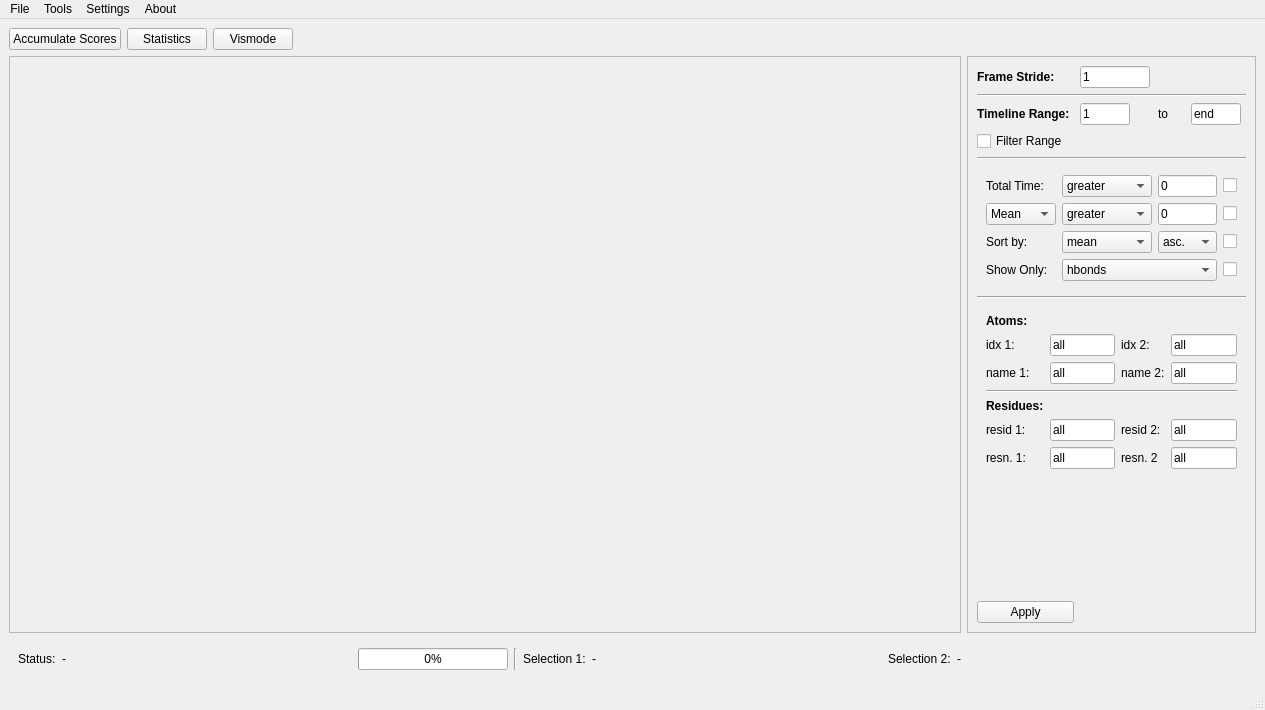
Above: PyContact/gui/MainQtGui.ui from maxscheurer/pycontact before the change. Below: the same form after it.
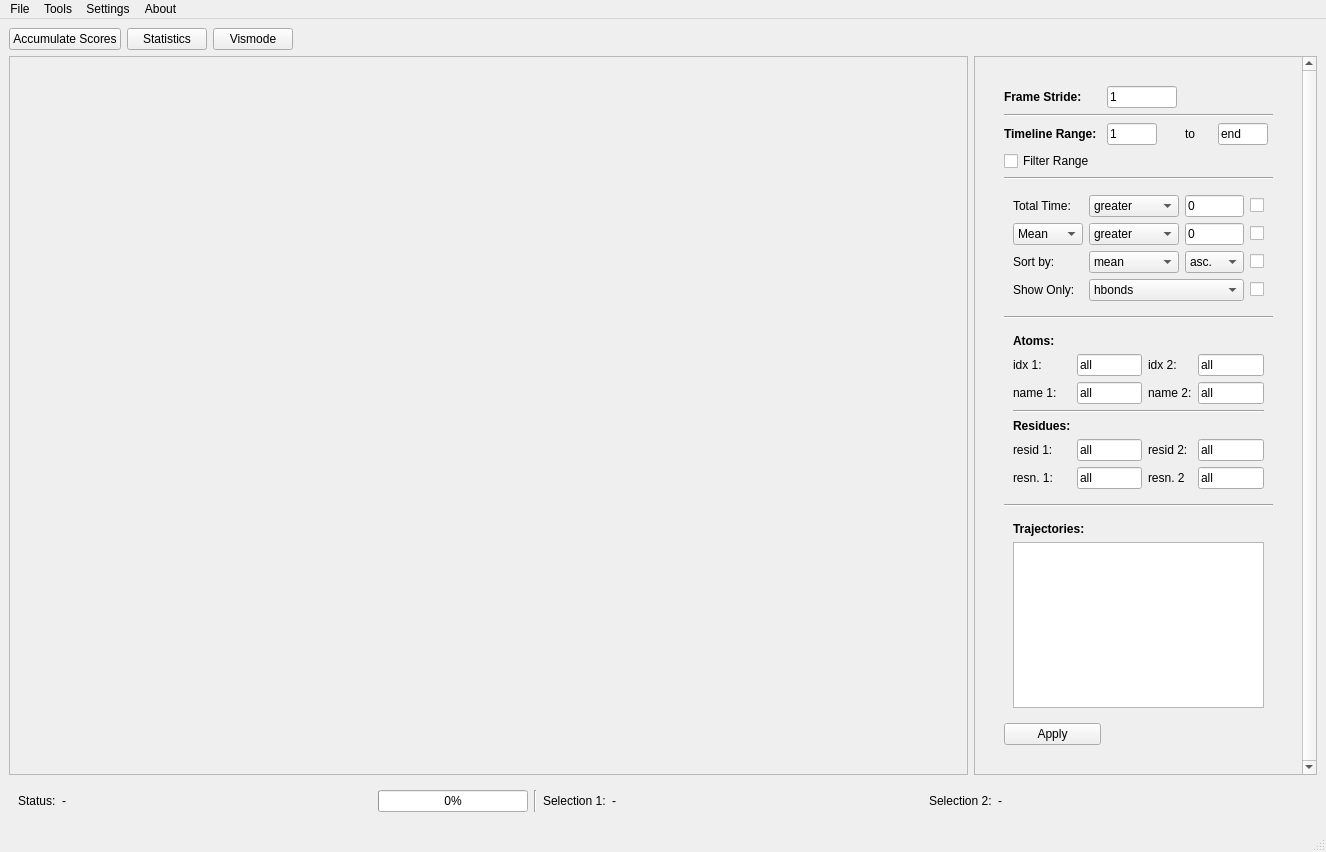
That is the form after the change.

Commit message: added trajectory table to MainWindow, made filterWidget scrollable

Patch:
```diff
--- a/PyContact/gui/MainQtGui.ui
+++ b/PyContact/gui/MainQtGui.ui
@@ -6,8 +6,8 @@
    <rect>
     <x>0</x>
     <y>0</y>
-    <width>1265</width>
-    <height>710</height>
+    <width>1326</width>
+    <height>852</height>
    </rect>
   </property>
   <property name="windowTitle">
@@ -22,7 +22,54 @@
       </property>
      </widget>
     </item>
-    <item row="3" column="0" colspan="10">
+    <item row="0" column="5">
+     <spacer name="horizontalSpacer">
+      <property name="orientation">
+       <enum>Qt::Horizontal</enum>
+      </property>
+      <property name="sizeHint" stdset="0">
+       <size>
+        <width>40</width>
+        <height>20</height>
+       </size>
+      </property>
+     </spacer>
+    </item>
+    <item row="0" column="0" colspan="2">
+     <widget class="QPushButton" name="analysisButton">
+      <property name="text">
+       <string>Accumulate Scores</string>
+      </property>
+     </widget>
+    </item>
+    <item row="0" column="2">
+     <widget class="QPushButton" name="statisticsButton">
+      <property name="text">
+       <string>Statistics</string>
+      </property>
+     </widget>
+    </item>
+    <item row="2" column="0" colspan="8">
+     <widget class="QScrollArea" name="scrollArea">
+      <property name="sizeAdjustPolicy">
+       <enum>QAbstractScrollArea::AdjustIgnored</enum>
+      </property>
+      <property name="widgetResizable">
+       <bool>true</bool>
+      </property>
+      <widget class="QWidget" name="scrollAreaWidgetContents">
+       <property name="geometry">
+        <rect>
+         <x>0</x>
+         <y>0</y>
+         <width>938</width>
+         <height>699</height>
+        </rect>
+       </property>
+      </widget>
+     </widget>
+    </item>
+    <item row="3" column="0" colspan="9">
      <widget class="QWidget" name="infoWidget" native="true">
       <property name="sizePolicy">
        <sizepolicy hsizetype="Preferred" vsizetype="Fixed">
@@ -129,64 +176,66 @@
       </layout>
      </widget>
     </item>
-    <item row="2" column="0" colspan="8">
-     <widget class="QScrollArea" name="scrollArea">
+    <item row="2" column="8">
+     <widget class="QScrollArea" name="scrollArea_2">
+      <property name="sizePolicy">
+       <sizepolicy hsizetype="Fixed" vsizetype="Expanding">
+        <horstretch>0</horstretch>
+        <verstretch>0</verstretch>
+       </sizepolicy>
+      </property>
+      <property name="maximumSize">
+       <size>
+        <width>16777215</width>
+        <height>16777215</height>
+       </size>
+      </property>
+      <property name="verticalScrollBarPolicy">
+       <enum>Qt::ScrollBarAlwaysOn</enum>
+      </property>
+      <property name="horizontalScrollBarPolicy">
+       <enum>Qt::ScrollBarAlwaysOff</enum>
+      </property>
       <property name="sizeAdjustPolicy">
-       <enum>QAbstractScrollArea::AdjustIgnored</enum>
+       <enum>QAbstractScrollArea::AdjustToContents</enum>
       </property>
       <property name="widgetResizable">
        <bool>true</bool>
       </property>
-      <widget class="QWidget" name="scrollAreaWidgetContents">
+      <widget class="QWidget" name="scrollAreaWidgetContents_6">
        <property name="geometry">
         <rect>
          <x>0</x>
          <y>0</y>
-         <width>911</width>
-         <height>549</height>
+         <width>350</width>
+         <height>731</height>
         </rect>
        </property>
-      </widget>
-     </widget>
-    </item>
-    <item row="0" column="2">
-     <widget class="QPushButton" name="statisticsButton">
-      <property name="text">
-       <string>Statistics</string>
-      </property>
-     </widget>
-    </item>
-    <item row="0" column="0" colspan="2">
-     <widget class="QPushButton" name="analysisButton">
-      <property name="text">
-       <string>Accumulate Scores</string>
-      </property>
-     </widget>
-    </item>
-    <item row="0" column="5">
-     <spacer name="horizontalSpacer">
-      <property name="orientation">
-       <enum>Qt::Horizontal</enum>
-      </property>
-      <property name="sizeHint" stdset="0">
-       <size>
-        <width>40</width>
-        <height>20</height>
-       </size>
-      </property>
-     </spacer>
-    </item>
-    <item row="2" column="8" colspan="2">
-     <widget class="QFrame" name="filterFrame">
-      <property name="frameShape">
-       <enum>QFrame::StyledPanel</enum>
-      </property>
-      <property name="frameShadow">
-       <enum>QFrame::Raised</enum>
-      </property>
-      <layout class="QGridLayout" name="gridLayout_3">
+       <layout class="QGridLayout" name="gridLayout_12">
+        <property name="leftMargin">
+         <number>20</number>
+        </property>
+        <property name="topMargin">
+         <number>20</number>
+        </property>
+        <property name="rightMargin">
+         <number>20</number>
+        </property>
+        <property name="bottomMargin">
+         <number>20</number>
+        </property>
+        <item row="0" column="0">
+         <widget class="QWidget" name="filterWidget" native="true">
+          <layout class="QGridLayout" name="gridLayout_9">
+           <item row="3" column="0">
+            <widget class="QCheckBox" name="filterRangeCheckbox">
+             <property name="text">
+              <string>Filter Range</string>
+             </property>
+            </widget>
+           </item>
        <item row="0" column="0">
-        <widget class="QLabel" name="zoomSliderLabel">
+            <widget class="QLabel" name="zoomSliderLabel_3">
          <property name="sizePolicy">
           <sizepolicy hsizetype="Fixed" vsizetype="Preferred">
            <horstretch>0</horstretch>
@@ -204,26 +253,8 @@
          </property>
         </widget>
        </item>
-       <item row="2" column="2">
-        <widget class="QLabel" name="toLabel">
-         <property name="maximumSize">
-          <size>
-           <width>25</width>
-           <height>16777215</height>
-          </size>
-         </property>
-         <property name="font">
-          <font>
-           <italic>false</italic>
-          </font>
-         </property>
-         <property name="text">
-          <string>to</string>
-         </property>
-        </widget>
-       </item>
        <item row="2" column="0">
-        <widget class="QLabel" name="rangeLabel">
+            <widget class="QLabel" name="rangeLabel_3">
          <property name="maximumSize">
           <size>
            <width>300</width>
@@ -241,8 +272,79 @@
          </property>
         </widget>
        </item>
+           <item row="8" column="0" colspan="4">
+            <widget class="Line" name="line_11">
+             <property name="orientation">
+              <enum>Qt::Horizontal</enum>
+             </property>
+            </widget>
+           </item>
+           <item row="0" column="1">
+            <widget class="QLineEdit" name="frameStrideField">
+             <property name="maximumSize">
+              <size>
+               <width>70</width>
+               <height>16777215</height>
+              </size>
+             </property>
+             <property name="text">
+              <string>1</string>
+             </property>
+            </widget>
+           </item>
+           <item row="1" column="0" colspan="4">
+            <widget class="Line" name="line_8">
+             <property name="orientation">
+              <enum>Qt::Horizontal</enum>
+             </property>
+            </widget>
+           </item>
+           <item row="2" column="1">
+            <widget class="QLineEdit" name="lowerRangeField">
+             <property name="sizePolicy">
+              <sizepolicy hsizetype="Fixed" vsizetype="Fixed">
+               <horstretch>0</horstretch>
+               <verstretch>0</verstretch>
+              </sizepolicy>
+             </property>
+             <property name="maximumSize">
+              <size>
+               <width>50</width>
+               <height>16777215</height>
+              </size>
+             </property>
+             <property name="text">
+              <string>1</string>
+             </property>
+            </widget>
+           </item>
+           <item row="2" column="2">
+            <widget class="QLabel" name="toLabel_3">
+             <property name="maximumSize">
+              <size>
+               <width>25</width>
+               <height>16777215</height>
+              </size>
+             </property>
+             <property name="font">
+              <font>
+               <italic>false</italic>
+              </font>
+             </property>
+             <property name="text">
+              <string>to</string>
+             </property>
+            </widget>
+           </item>
+           <item row="10" column="0">
+            <widget class="QPushButton" name="applyFilterButton">
+             <property name="text">
+              <string>Apply</string>
+             </property>
+            </widget>
+           </item>
        <item row="4" column="0" colspan="4">
-        <widget class="Line" name="sepLine2">
+            <widget class="Line" name="sepLine2_3">
          <property name="orientation">
           <enum>Qt::Horizontal</enum>
          </property>
@@ -267,247 +369,16 @@
          </property>
         </widget>
        </item>
-       <item row="2" column="1">
-        <widget class="QLineEdit" name="lowerRangeField">
-         <property name="sizePolicy">
-          <sizepolicy hsizetype="Fixed" vsizetype="Fixed">
-           <horstretch>0</horstretch>
-           <verstretch>0</verstretch>
-          </sizepolicy>
-         </property>
-         <property name="maximumSize">
-          <size>
-           <width>50</width>
-           <height>16777215</height>
-          </size>
-         </property>
-         <property name="text">
-          <string>1</string>
-         </property>
-        </widget>
-       </item>
-       <item row="3" column="0">
-        <widget class="QCheckBox" name="filterRangeCheckbox">
-         <property name="text">
-          <string>Filter Range</string>
-         </property>
-        </widget>
-       </item>
-       <item row="1" column="0" colspan="4">
-        <widget class="Line" name="line_2">
+           <item row="6" column="0" colspan="4">
+            <widget class="Line" name="line_10">
          <property name="orientation">
           <enum>Qt::Horizontal</enum>
          </property>
         </widget>
        </item>
-       <item row="7" column="0" colspan="4">
-        <widget class="QWidget" name="widget_2" native="true">
-         <property name="sizePolicy">
-          <sizepolicy hsizetype="Preferred" vsizetype="Preferred">
-           <horstretch>0</horstretch>
-           <verstretch>0</verstretch>
-          </sizepolicy>
-         </property>
-         <layout class="QGridLayout" name="gridLayout_5">
-          <item row="1" column="0">
-           <widget class="QLabel" name="label_4">
-            <property name="maximumSize">
-             <size>
-              <width>50</width>
-              <height>16777215</height>
-             </size>
-            </property>
-            <property name="text">
-             <string>idx 1:</string>
-            </property>
-           </widget>
-          </item>
-          <item row="1" column="1">
-           <widget class="QLineEdit" name="atomAIndexField">
-            <property name="maximumSize">
-             <size>
-              <width>75</width>
-              <height>16777215</height>
-             </size>
-            </property>
-            <property name="text">
-             <string>all</string>
-            </property>
-           </widget>
-          </item>
-          <item row="5" column="0">
-           <widget class="QLabel" name="label_10">
-            <property name="text">
-             <string>resid 1:</string>
-            </property>
-           </widget>
-          </item>
-          <item row="3" column="0" colspan="4">
-           <widget class="Line" name="line_4">
-            <property name="orientation">
-             <enum>Qt::Horizontal</enum>
-            </property>
-           </widget>
-          </item>
-          <item row="2" column="1">
-           <widget class="QLineEdit" name="atomANameField">
-            <property name="maximumSize">
-             <size>
-              <width>75</width>
-              <height>16777215</height>
-             </size>
-            </property>
-            <property name="text">
-             <string>all</string>
-            </property>
-           </widget>
-          </item>
-          <item row="2" column="2">
-           <widget class="QLabel" name="label_8">
-            <property name="maximumSize">
-             <size>
-              <width>75</width>
-              <height>16777215</height>
-             </size>
-            </property>
-            <property name="text">
-             <string>name 2:</string>
-            </property>
-           </widget>
-          </item>
-          <item row="2" column="3">
-           <widget class="QLineEdit" name="atomBNameField">
-            <property name="maximumSize">
-             <size>
-              <width>75</width>
-              <height>16777215</height>
-             </size>
-            </property>
-            <property name="text">
-             <string>all</string>
-            </property>
-           </widget>
-          </item>
-          <item row="0" column="0">
-           <widget class="QLabel" name="label_6">
-            <property name="font">
-             <font>
-              <weight>75</weight>
-              <bold>true</bold>
-             </font>
-            </property>
-            <property name="text">
-             <string>Atoms:</string>
-            </property>
-           </widget>
-          </item>
-          <item row="2" column="0">
-           <widget class="QLabel" name="label_7">
-            <property name="maximumSize">
-             <size>
-              <width>75</width>
-              <height>16777215</height>
-             </size>
-            </property>
-            <property name="text">
-             <string>name 1:</string>
-            </property>
-           </widget>
-          </item>
-          <item row="1" column="3">
-           <widget class="QLineEdit" name="atomBIndexField">
-            <property name="maximumSize">
-             <size>
-              <width>75</width>
-              <height>16777215</height>
-             </size>
-            </property>
-            <property name="text">
-             <string>all</string>
-            </property>
-           </widget>
-          </item>
-          <item row="1" column="2">
-           <widget class="QLabel" name="label_5">
-            <property name="maximumSize">
-             <size>
-              <width>50</width>
-              <height>16777215</height>
-             </size>
-            </property>
-            <property name="text">
-             <string>idx 2:</string>
-            </property>
-           </widget>
-          </item>
-          <item row="4" column="0">
-           <widget class="QLabel" name="label_9">
-            <property name="font">
-             <font>
-              <weight>75</weight>
-              <bold>true</bold>
-             </font>
-            </property>
-            <property name="text">
-             <string>Residues:</string>
-            </property>
-           </widget>
-          </item>
-          <item row="5" column="2">
-           <widget class="QLabel" name="label_11">
-            <property name="text">
-             <string>resid 2:</string>
-            </property>
-           </widget>
-          </item>
-          <item row="5" column="3">
-           <widget class="QLineEdit" name="residBRangeField">
-            <property name="text">
-             <string>all</string>
-            </property>
-           </widget>
-          </item>
-          <item row="5" column="1">
-           <widget class="QLineEdit" name="residARangeField">
-            <property name="text">
-             <string>all</string>
-            </property>
-           </widget>
-          </item>
-          <item row="6" column="0">
-           <widget class="QLabel" name="label_12">
-            <property name="text">
-             <string>resn. 1:</string>
-            </property>
-           </widget>
-          </item>
-          <item row="6" column="1">
-           <widget class="QLineEdit" name="residANameField">
-            <property name="text">
-             <string>all</string>
-            </property>
-           </widget>
-          </item>
-          <item row="6" column="2">
-           <widget class="QLabel" name="label_13">
-            <property name="text">
-             <string>resn. 2</string>
-            </property>
-           </widget>
-          </item>
-          <item row="6" column="3">
-           <widget class="QLineEdit" name="residBNameField">
-            <property name="text">
-             <string>all</string>
-            </property>
-           </widget>
-          </item>
-         </layout>
-        </widget>
-       </item>
        <item row="5" column="0" colspan="4">
-        <widget class="QWidget" name="widget" native="true">
-         <layout class="QGridLayout" name="gridLayout_4">
+            <widget class="QWidget" name="widget_6" native="true">
+             <layout class="QGridLayout" name="gridLayout_11">
           <item row="0" column="1">
            <widget class="QComboBox" name="compareTotalTimeDropdown">
             <property name="maximumSize">
@@ -775,47 +646,254 @@
          </layout>
         </widget>
        </item>
-       <item row="9" column="0">
-        <widget class="QPushButton" name="applyFilterButton">
+           <item row="7" column="0" colspan="4">
+            <widget class="QWidget" name="widget_5" native="true">
+             <property name="sizePolicy">
+              <sizepolicy hsizetype="Preferred" vsizetype="Preferred">
+               <horstretch>0</horstretch>
+               <verstretch>0</verstretch>
+              </sizepolicy>
+             </property>
+             <layout class="QGridLayout" name="gridLayout_10">
+              <item row="6" column="0">
+               <widget class="QLabel" name="label_35">
          <property name="text">
-          <string>Apply</string>
+                 <string>resn. 1:</string>
          </property>
         </widget>
        </item>
-       <item row="0" column="1">
-        <widget class="QLineEdit" name="frameStrideField">
-         <property name="maximumSize">
-          <size>
-           <width>70</width>
-           <height>16777215</height>
-          </size>
-         </property>
+              <item row="5" column="2">
+               <widget class="QLabel" name="label_34">
+                <property name="text">
+                 <string>resid 2:</string>
+                </property>
+               </widget>
+              </item>
+              <item row="5" column="3">
+               <widget class="QLineEdit" name="residBRangeField">
          <property name="text">
-          <string>1</string>
+                 <string>all</string>
          </property>
         </widget>
        </item>
-       <item row="6" column="0" colspan="4">
-        <widget class="Line" name="line_3">
+              <item row="4" column="0">
+               <widget class="QLabel" name="label_33">
+                <property name="font">
+                 <font>
+                  <weight>75</weight>
+                  <bold>true</bold>
+                 </font>
+                </property>
+                <property name="text">
+                 <string>Residues:</string>
+                </property>
+               </widget>
+              </item>
+              <item row="3" column="0" colspan="4">
+               <widget class="Line" name="line_9">
          <property name="orientation">
           <enum>Qt::Horizontal</enum>
          </property>
         </widget>
        </item>
-       <item row="8" column="0">
-        <spacer name="verticalSpacer">
-         <property name="orientation">
-          <enum>Qt::Vertical</enum>
-         </property>
-         <property name="sizeHint" stdset="0">
+              <item row="6" column="3">
+               <widget class="QLineEdit" name="residBNameField">
+                <property name="text">
+                 <string>all</string>
+                </property>
+               </widget>
+              </item>
+              <item row="5" column="1">
+               <widget class="QLineEdit" name="residARangeField">
+                <property name="text">
+                 <string>all</string>
+                </property>
+               </widget>
+              </item>
+              <item row="6" column="2">
+               <widget class="QLabel" name="label_36">
+                <property name="text">
+                 <string>resn. 2</string>
+                </property>
+               </widget>
+              </item>
+              <item row="6" column="1">
+               <widget class="QLineEdit" name="residANameField">
+                <property name="text">
+                 <string>all</string>
+                </property>
+               </widget>
+              </item>
+              <item row="2" column="2">
+               <widget class="QLabel" name="label_29">
+                <property name="maximumSize">
           <size>
-           <width>20</width>
-           <height>40</height>
-          </size>
-         </property>
-        </spacer>
-       </item>
-      </layout>
+                  <width>75</width>
+                  <height>16777215</height>
+                 </size>
+                </property>
+                <property name="text">
+                 <string>name 2:</string>
+                </property>
+               </widget>
+              </item>
+              <item row="1" column="2">
+               <widget class="QLabel" name="label_32">
+                <property name="maximumSize">
+                 <size>
+                  <width>50</width>
+                  <height>16777215</height>
+                 </size>
+                </property>
+                <property name="text">
+                 <string>idx 2:</string>
+                </property>
+               </widget>
+              </item>
+              <item row="0" column="0">
+               <widget class="QLabel" name="label_30">
+                <property name="font">
+                 <font>
+                  <weight>75</weight>
+                  <bold>true</bold>
+                 </font>
+                </property>
+                <property name="text">
+                 <string>Atoms:</string>
+                </property>
+               </widget>
+              </item>
+              <item row="5" column="0">
+               <widget class="QLabel" name="label_28">
+                <property name="text">
+                 <string>resid 1:</string>
+                </property>
+               </widget>
+              </item>
+              <item row="1" column="0">
+               <widget class="QLabel" name="label_27">
+                <property name="maximumSize">
+                 <size>
+                  <width>50</width>
+                  <height>16777215</height>
+                 </size>
+                </property>
+                <property name="text">
+                 <string>idx 1:</string>
+                </property>
+               </widget>
+              </item>
+              <item row="2" column="3">
+               <widget class="QLineEdit" name="atomBNameField">
+                <property name="maximumSize">
+                 <size>
+                  <width>75</width>
+                  <height>16777215</height>
+                 </size>
+                </property>
+                <property name="text">
+                 <string>all</string>
+                </property>
+               </widget>
+              </item>
+              <item row="1" column="1">
+               <widget class="QLineEdit" name="atomAIndexField">
+                <property name="maximumSize">
+                 <size>
+                  <width>75</width>
+                  <height>16777215</height>
+                 </size>
+                </property>
+                <property name="text">
+                 <string>all</string>
+                </property>
+               </widget>
+              </item>
+              <item row="2" column="0">
+               <widget class="QLabel" name="label_31">
+                <property name="maximumSize">
+                 <size>
+                  <width>75</width>
+                  <height>16777215</height>
+                 </size>
+                </property>
+                <property name="text">
+                 <string>name 1:</string>
+                </property>
+               </widget>
+              </item>
+              <item row="1" column="3">
+               <widget class="QLineEdit" name="atomBIndexField">
+                <property name="maximumSize">
+                 <size>
+                  <width>75</width>
+                  <height>16777215</height>
+                 </size>
+                </property>
+                <property name="text">
+                 <string>all</string>
+                </property>
+               </widget>
+              </item>
+              <item row="2" column="1">
+               <widget class="QLineEdit" name="atomANameField">
+                <property name="maximumSize">
+                 <size>
+                  <width>75</width>
+                  <height>16777215</height>
+                 </size>
+                </property>
+                <property name="text">
+                 <string>all</string>
+                </property>
+               </widget>
+              </item>
+             </layout>
+            </widget>
+           </item>
+           <item row="9" column="0" colspan="4">
+            <widget class="QWidget" name="widget_7" native="true">
+             <layout class="QGridLayout" name="gridLayout_13">
+              <item row="0" column="0">
+               <widget class="QLabel" name="label_40">
+                <property name="font">
+                 <font>
+                  <weight>75</weight>
+                  <bold>true</bold>
+                 </font>
+                </property>
+                <property name="text">
+                 <string>Trajectories:</string>
+                </property>
+               </widget>
+              </item>
+              <item row="1" column="0">
+               <widget class="QTableView" name="trajectoryTableView">
+                <property name="minimumSize">
+                 <size>
+                  <width>0</width>
+                  <height>0</height>
+                 </size>
+                </property>
+                <property name="showGrid">
+                 <bool>false</bool>
+                </property>
+                <property name="wordWrap">
+                 <bool>false</bool>
+                </property>
+                <attribute name="horizontalHeaderVisible">
+                 <bool>false</bool>
+                </attribute>
+               </widget>
+              </item>
+             </layout>
+            </widget>
+           </item>
+          </layout>
+         </widget>
+        </item>
+       </layout>
+      </widget>
      </widget>
     </item>
    </layout>
@@ -826,7 +904,7 @@
     <rect>
      <x>0</x>
      <y>0</y>
-     <width>1265</width>
+     <width>1326</width>
      <height>22</height>
     </rect>
    </property>
```
Left out of the diff: 55 changed lines with no effect on the pictures. Lines whose indentation alone changed are shown as unchanged. The commit also changes 4 other files.
